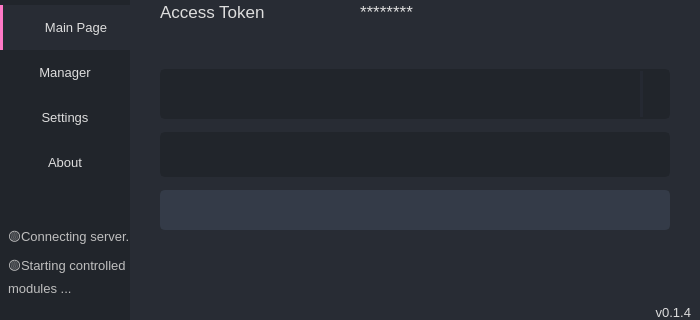
Qt form app/src/views/mainwindow/mainwindow.ui (pjlt/lanthing-pc) before a commit; both pictures show x 0 to 700 and y 180 to 500 of the 700 by 500 pixel window.
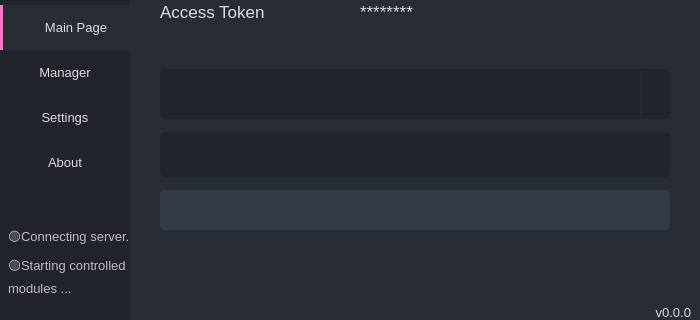
The same form after that commit. Icons and pictures are not drawn.

Diff of the .ui file:
```diff
--- a/app/src/views/mainwindow/mainwindow.ui
+++ b/app/src/views/mainwindow/mainwindow.ui
@@ -1429,7 +1429,7 @@
                     <item>
                      <widget class="QLabel" name="labelVersion">
                       <property name="text">
-                       <string>v0.1.4</string>
+                       <string>v0.0.0</string>
                       </property>
                       <property name="alignment">
                        <set>Qt::AlignRight|Qt::AlignTrailing|Qt::AlignVCenter</set>
```
